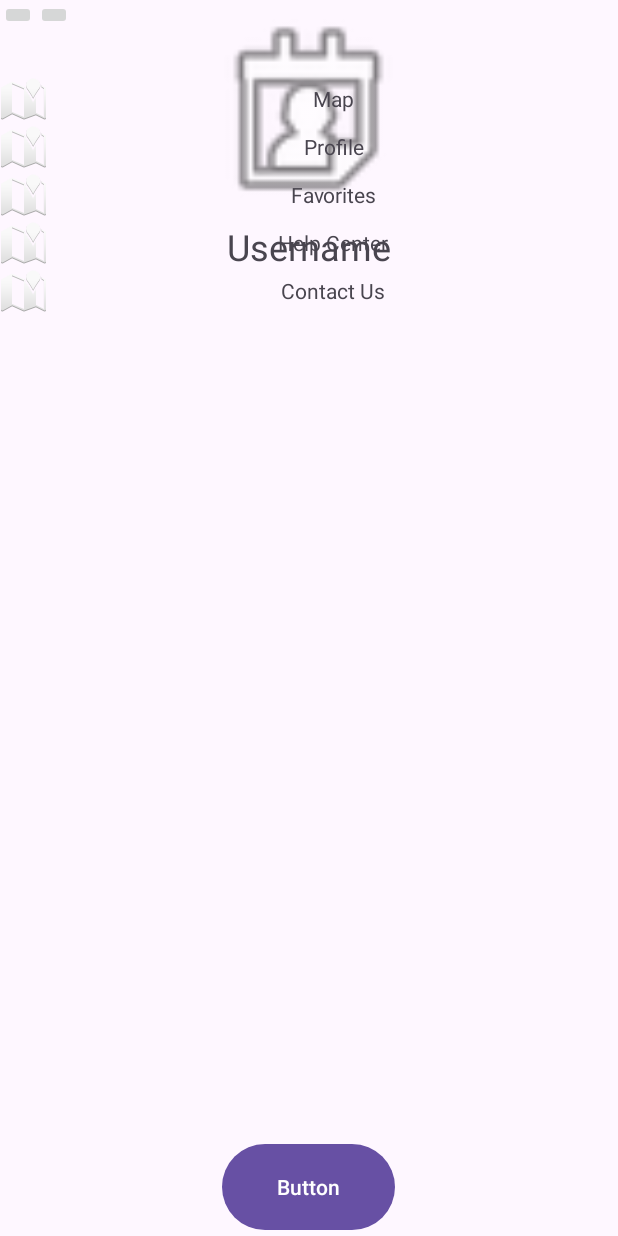
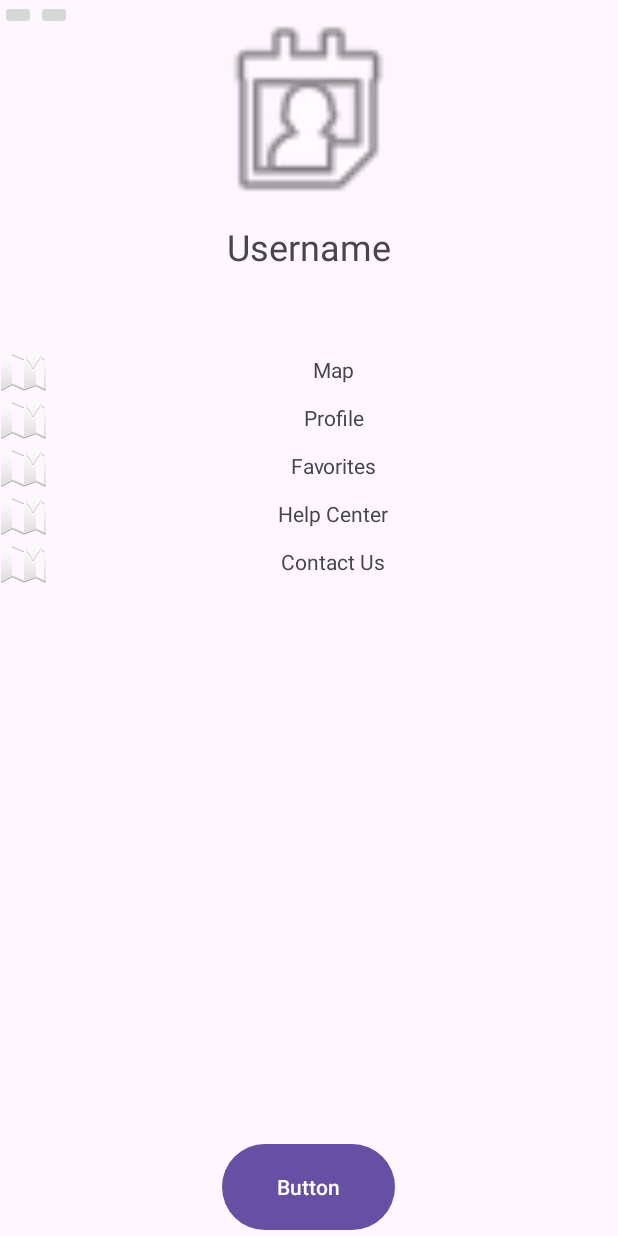
Before and after one commit to Brenden-Fenimore/TrailBlaze, an Android app: the layout activity_menu.xml on its own in the app's theme, with its tools: preview values and no code run, on a phone screen of 412 x 824 dp. Run offline under Robolectric (Android 15) with nearby library versions, the phone set to English and light mode, and no system bars.

Commit message:
Created strings for hardcoded text

```diff
--- a/app/src/main/res/layout/activity_menu.xml
+++ b/app/src/main/res/layout/activity_menu.xml
@@ -41,9 +41,6 @@
         >
 
         </TextView>
-
-    </LinearLayout>
-
         <LinearLayout
                 android:layout_marginTop="50dp"
                 android:layout_width="match_parent" android:layout_height="wrap_content"
@@ -59,23 +56,7 @@
                         android:layout_height="wrap_content" app:srcCompat="@android:drawable/ic_dialog_map"
                 />
                 <TextView
-                    android:text="@string/title_map"
-                    android:layout_width="191dp"
-                    android:layout_height="match_parent"  android:layout_weight="1"
-                    android:gravity="center"
-            />
-        </LinearLayout>
-
-        <LinearLayout android:layout_width="match_parent" android:layout_height="wrap_content"
-                      android:orientation="horizontal">
-
-
-            <ImageView
-                    android:layout_width="wrap_content"
-                    android:layout_height="wrap_content" app:srcCompat="@android:drawable/ic_dialog_map"
-                    />
-            <TextView
-                    android:text="Profile"
+                        android:text="@string/map_image"
                         android:layout_width="191dp"
                         android:layout_height="match_parent" android:layout_weight="1"
                         android:gravity="center"
@@ -91,9 +72,25 @@
                         android:layout_height="wrap_content" app:srcCompat="@android:drawable/ic_dialog_map"
                 />
                 <TextView
-                    android:text="Favorites"
+                        android:text="@string/profile"
                         android:layout_width="191dp"
-                    android:layout_height="match_parent"  android:layout_weight="1"
+                        android:layout_height="match_parent" android:layout_weight="1"
+                        android:gravity="center"
+                />
+            </LinearLayout>
+
+            <LinearLayout android:layout_width="match_parent" android:layout_height="wrap_content"
+                          android:orientation="horizontal">
+
+
+                <ImageView
+                        android:layout_width="wrap_content"
+                        android:layout_height="wrap_content" app:srcCompat="@android:drawable/ic_dialog_map"
+                />
+                <TextView
+                        android:text="@string/favorites"
+                        android:layout_width="191dp"
+                        android:layout_height="match_parent" android:layout_weight="1"
                         android:gravity="center"
                 />
             </LinearLayout>
@@ -108,9 +105,9 @@
 
                 />
                 <TextView
-                    android:text="Help Center"
+                        android:text="@string/help_center"
                         android:layout_width="191dp"
-                    android:layout_height="match_parent"  android:layout_weight="1"
+                        android:layout_height="match_parent" android:layout_weight="1"
                         android:gravity="center"
                 />
             </LinearLayout>
@@ -125,14 +122,17 @@
                 />
 
                 <TextView
-                    android:text="Contact Us"
+                        android:text="@string/contact_us"
                         android:layout_width="191dp"
-                    android:layout_height="match_parent"  android:layout_weight="1"
+                        android:layout_height="match_parent" android:layout_weight="1"
                         android:gravity="center"
                 />
             </LinearLayout>
 
         </LinearLayout>
+
+    </LinearLayout>
+
     <Button
             android:text="Button"
             android:layout_alignParentBottom="true"
--- a/app/src/main/res/values/strings.xml
+++ b/app/src/main/res/values/strings.xml
@@ -16,7 +16,11 @@
     <string name="second_fragment_label">Second Fragment</string>
     <string name="next">Next</string>
     <string name="previous">Previous</string>
-    <string name="mapImage">Map</string>
+    <string name="map_image">Map</string>
+    <string name="profile">Profile</string>
+    <string name ="contact_us">Contact Us</string>
+    <string name="favorites">Favorites</string>
+    <string name="help_center">Help Center</string>
 
 
     <string name="lorem_ipsum">
```
Lines whose indentation alone changed are shown as unchanged.
